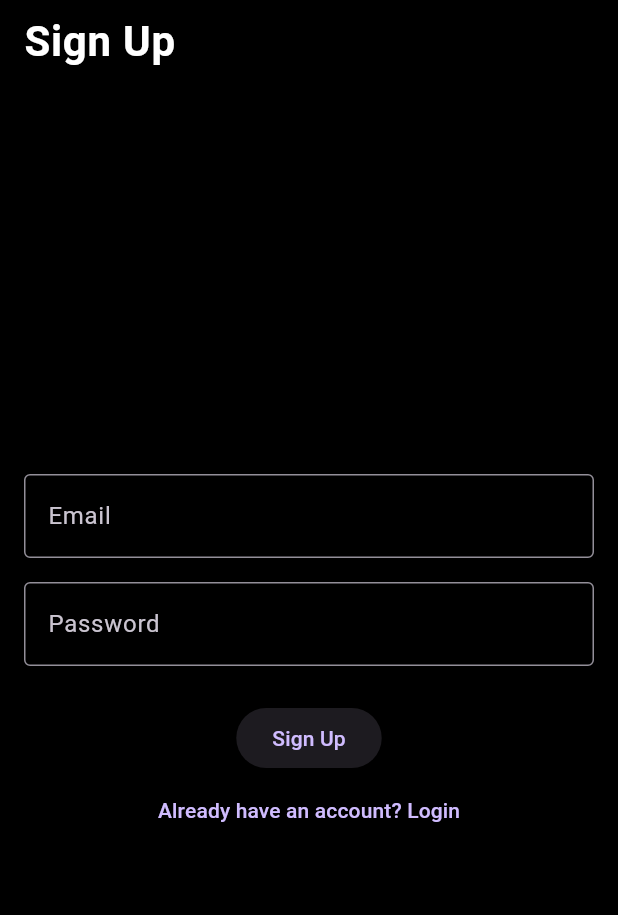
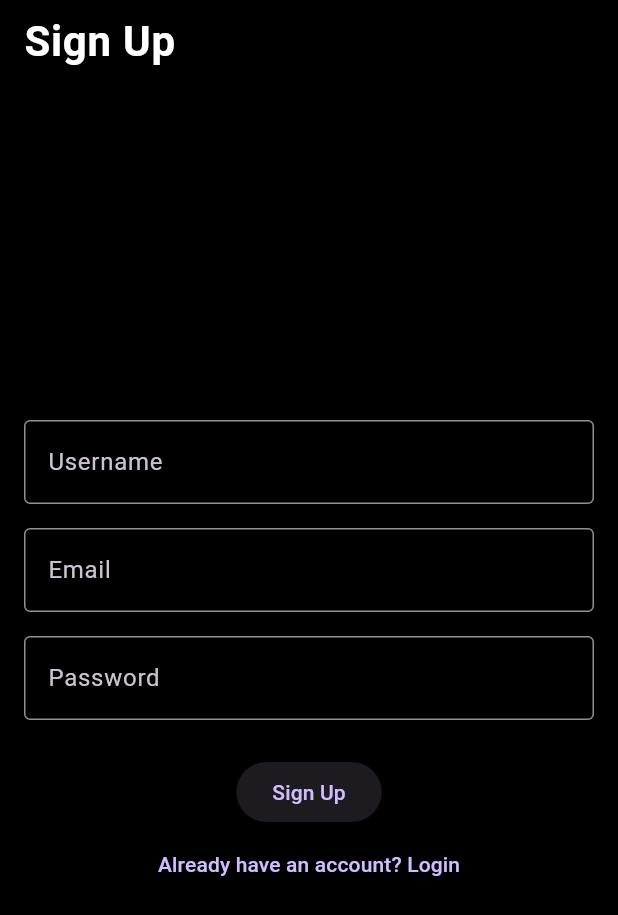
Before and after one commit to lee-ranaweer/holo, a Flutter app: the SignUpPage screen opened by its route, on a phone screen of 412 x 824 dp. Shown: the top 915 px of the screen. Run offline on Flutter 3.47's test engine with Material 3 defaults, Android fonts, the phone set to English and light mode, and no system bars; our stand-ins replace cloud_firestore, firebase_auth, firebase_core, flutter_riverpod, go_router; accounts and stored records are empty; network calls fail.

Commit message:
Used Firebase to store usernames

```diff
--- a/lib/pages/search_page.dart
+++ b/lib/pages/search_page.dart
@@ -76,7 +76,7 @@ class _SearchPageState extends State<SearchPage> {
   @override
   Widget build(BuildContext context) {
     return Scaffold(
-      // appBar: AppBar(title: Text('Search for cards')),
+      appBar: AppBar(title: Text('Search for cards')),
       body: SafeArea(
         child: Column(
           children: [
--- a/lib/pages/signup_page.dart
+++ b/lib/pages/signup_page.dart
@@ -11,6 +11,7 @@ class SignUpPage extends ConsumerStatefulWidget {
 class _SignUpPageState extends ConsumerState<SignUpPage> {
   final TextEditingController _emailController = TextEditingController();
   final TextEditingController _passwordController = TextEditingController();
+  final TextEditingController _usernameController = TextEditingController();
   bool _isLoading = false;
 
   Future<void> _signUp() async {
@@ -21,6 +22,7 @@ class _SignUpPageState extends ConsumerState<SignUpPage> {
       await ref.read(authServiceProvider).signUp(
         email: _emailController.text,
         password: _passwordController.text,
+        username: _usernameController.text,
       );
 
       if (mounted) {
@@ -49,6 +51,14 @@ class _SignUpPageState extends ConsumerState<SignUpPage> {
         child: Column(
           mainAxisAlignment: MainAxisAlignment.center,
           children: [
+            TextField(
+              controller: _usernameController,
+              decoration: const InputDecoration(
+                labelText: "Username",
+                border: OutlineInputBorder(),
+              ),
+            ),
+            const SizedBox(height: 16),
             TextField(
               controller: _emailController,
               decoration: const InputDecoration(
--- a/lib/services/auth_service.dart
+++ b/lib/services/auth_service.dart
@@ -1,8 +1,10 @@
 import 'package:firebase_auth/firebase_auth.dart';
 import 'package:flutter_riverpod/flutter_riverpod.dart';
+import 'package:cloud_firestore/cloud_firestore.dart';
 
 // Access point for authentication methods
 final authServiceProvider = Provider<AuthService>((ref) => AuthService());
+
 
 // Keeps track of user authentication state
 final authStateProvider = StreamProvider<User?>((ref) {
@@ -12,16 +14,25 @@ final authStateProvider = StreamProvider<User?>((ref) {
 
 class AuthService {
   final FirebaseAuth _auth = FirebaseAuth.instance;
+  final FirebaseFirestore _firestore = FirebaseFirestore.instance;
 
   // Signup
   Future<UserCredential> signUp({
     required String email,
     required String password,
+    required String username,
   }) async {
-    return await _auth.createUserWithEmailAndPassword(
+    final UserCredential userCredential = await _auth.createUserWithEmailAndPassword(
       email: email,
       password: password,
     );
+
+    // Store username in Firebase
+    await _firestore.collection('users').doc(userCredential.user!.uid).set({
+      'username': username,
+    });
+
+    return userCredential;
   }
 
   // Login
--- a/pubspec.yaml
+++ b/pubspec.yaml
@@ -40,6 +40,7 @@ dependencies:
   firebase_auth: ^5.5.1
   flutter_riverpod: ^2.6.1
   firebase_core: ^3.12.1
+  cloud_firestore: ^5.6.5
 
 dev_dependencies:
   flutter_test:
```
Also changed, not shown: pubspec.lock, 3 other files.
